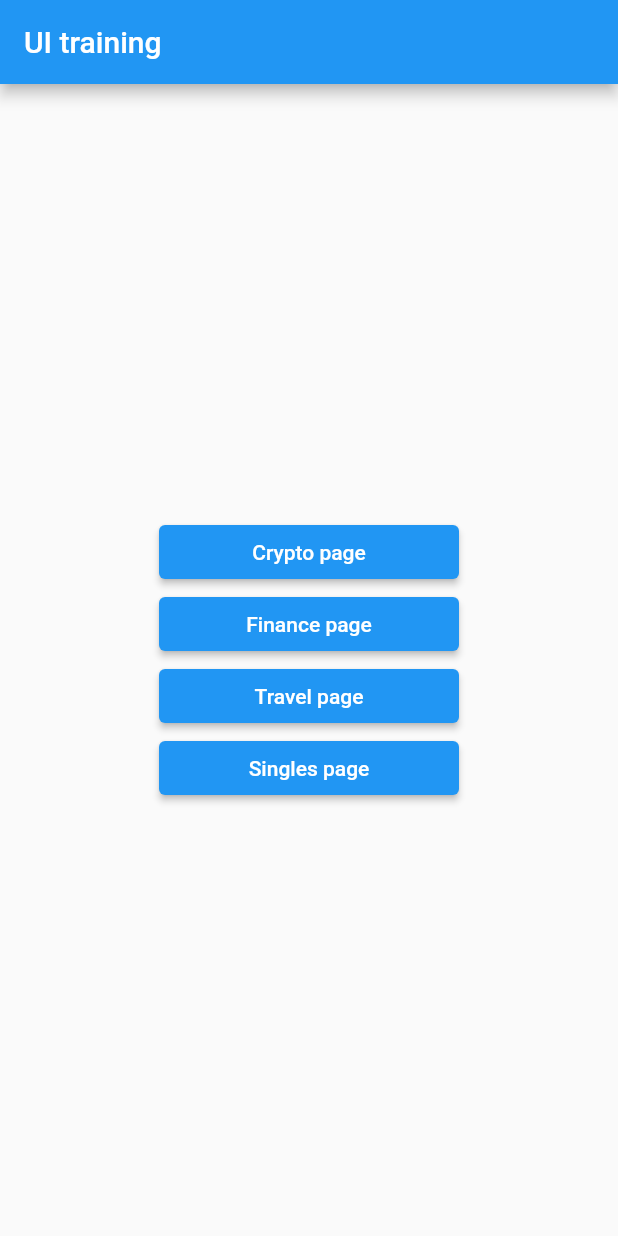
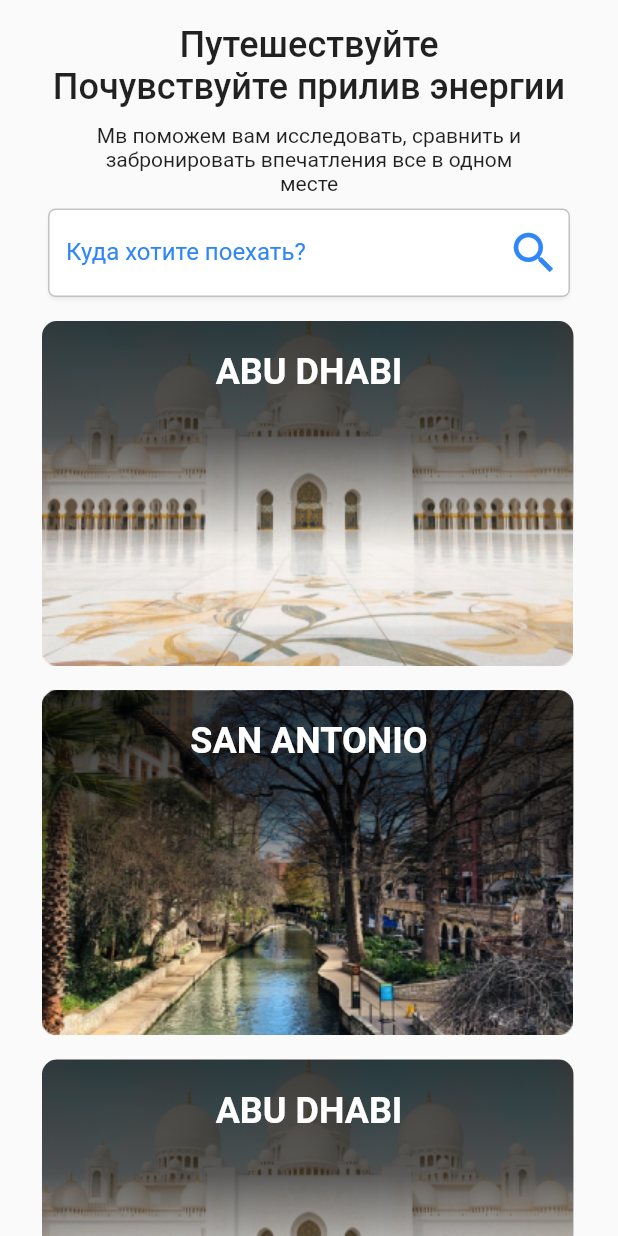
Before and after one commit to belek-aki/neobis_flutter_ui_training, a Flutter app: the screen it shows after launch, after a tap on "Travel page", on a phone screen of 412 x 824 dp. Run offline on Flutter 3.47's test engine with Material 2 defaults, Android fonts, the phone set to English and light mode, and no system bars.

Commit message:
made a travel page

```diff
--- /dev/null
+++ b/lib/data/travel/data_travel.dart
@@ -0,0 +1,25 @@
+import 'package:flutter/widgets.dart';
+import 'package:neobis_ui_training/data/travel/model.dart';
+
+class TravelImagesRepo {
+  List<WidgetImagesData> getTravelData() {
+    return [
+      WidgetImagesData(
+        title: 'ABU DHABI',
+        image: Image.asset("assets/images/img1.png"),
+      ),
+      WidgetImagesData(
+        title: 'SAN ANTONIO',
+        image: Image.asset("assets/images/img2.png"),
+      ),
+      WidgetImagesData(
+        title: 'ABU DHABI',
+        image: Image.asset("assets/images/img1.png"),
+      ),
+      WidgetImagesData(
+        title: 'SAN ANTONIO',
+        image: Image.asset("assets/images/img2.png"),
+      ),
+    ];
+  }
+}
--- /dev/null
+++ b/lib/data/travel/model.dart
@@ -0,0 +1,11 @@
+import 'package:flutter/widgets.dart';
+
+class WidgetImagesData {
+  final String title;
+  final Image image;
+
+  WidgetImagesData({
+    required this.title,
+    required this.image,
+  });
+}
--- a/lib/ui/home_page.dart
+++ b/lib/ui/home_page.dart
@@ -2,6 +2,7 @@ import 'package:flutter/material.dart';
 import 'package:neobis_ui_training/constants.dart';
 import 'package:neobis_ui_training/ui/crypto/crypto_sreen.dart';
 import 'package:neobis_ui_training/ui/finance/finance_screen.dart';
+import 'package:neobis_ui_training/ui/travel/travel_screen.dart';
 
 class HomePage extends StatelessWidget {
   const HomePage({Key? key}) : super(key: key);
@@ -43,7 +44,12 @@ class HomePage extends StatelessWidget {
             Container(
               width: kDefaultPadding * 10,
               child: ElevatedButton(
-                onPressed: () => {},
+                onPressed: () => Navigator.push(
+                  context,
+                  MaterialPageRoute(
+                    builder: (context) => TravelSreen(),
+                  ),
+                ),
                 child: Text('Travel page'),
               ),
             ),
--- /dev/null
+++ b/lib/ui/travel/search_widget.dart
@@ -0,0 +1,39 @@
+import 'package:flutter/material.dart';
+
+class SearchWidget extends StatefulWidget {
+  const SearchWidget({Key? key}) : super(key: key);
+
+  @override
+  _SearchWidgetState createState() => _SearchWidgetState();
+}
+
+class _SearchWidgetState extends State<SearchWidget> {
+  @override
+  Widget build(BuildContext context) {
+    return Container(
+      child: Card(
+        shape: RoundedRectangleBorder(
+          borderRadius: BorderRadius.circular(5.0),
+        ),
+        shadowColor: Color.fromRGBO(0, 0, 0, 0.25),
+        child: Form(
+          child: TextField(
+            decoration: InputDecoration(
+              labelText: 'Куда хотите поехать?',
+              labelStyle: TextStyle(color: Color.fromRGBO(47, 134, 249, 1)),
+              suffixIcon: Icon(
+                Icons.search,
+                color: Color.fromRGBO(47, 134, 249, 1),
+                size: 36,
+              ),
+              enabledBorder: OutlineInputBorder(
+                borderRadius: BorderRadius.all(Radius.circular(5.0)),
+                borderSide: BorderSide(color: Color.fromRGBO(194, 194, 194, 1)),
+              ),
+            ),
+          ),
+        ),
+      ),
+    );
+  }
+}
--- /dev/null
+++ b/lib/ui/travel/title_and_discription.dart
@@ -0,0 +1,46 @@
+import 'package:flutter/material.dart';
+import 'package:neobis_ui_training/constants.dart';
+
+class TitleAndDiscription extends StatelessWidget {
+  const TitleAndDiscription({Key? key}) : super(key: key);
+
+  @override
+  Widget build(BuildContext context) {
+    return Column(
+      children: [
+        Container(
+          padding: const EdgeInsets.only(top: kDefaultPadding * 0.8),
+          child: Align(
+            alignment: Alignment.center,
+            child: Text(
+              'Путешествуйте',
+              style: TextStyle(
+                fontSize: 24,
+                fontWeight: FontWeight.w500,
+              ),
+            ),
+          ),
+        ),
+        Text(
+          'Почувствуйте прилив энергии',
+          style: TextStyle(
+            fontSize: 24,
+            fontWeight: FontWeight.w500,
+          ),
+        ),
+        SizedBox(height: 10),
+        SizedBox(
+          width: 300,
+          child: Text(
+            'Мв поможем вам исследовать, сравнить и забронировать впечатления все в одном месте',
+            style: TextStyle(
+              fontSize: 14,
+              fontWeight: FontWeight.w400,
+            ),
+            textAlign: TextAlign.center,
+          ),
+        ),
+      ],
+    );
+  }
+}
--- /dev/null
+++ b/lib/ui/travel/travel_screen.dart
@@ -0,0 +1,51 @@
+import 'package:flutter/material.dart';
+import 'package:neobis_ui_training/constants.dart';
+import 'package:neobis_ui_training/data/travel/data_travel.dart';
+import 'package:neobis_ui_training/data/travel/model.dart';
+import 'package:neobis_ui_training/ui/travel/search_widget.dart';
+import 'package:neobis_ui_training/ui/travel/title_and_discription.dart';
+import 'package:neobis_ui_training/ui/travel/widget_image_and_title.dart';
+
+class TravelSreen extends StatefulWidget {
+  const TravelSreen({Key? key}) : super(key: key);
+
+  @override
+  _TravelSreenState createState() => _TravelSreenState();
+}
+
+class _TravelSreenState extends State<TravelSreen> {
+  List<WidgetImagesData> data = TravelImagesRepo().getTravelData();
+
+  @override
+  Widget build(BuildContext context) {
+    return Scaffold(
+      body: SafeArea(
+        child: SingleChildScrollView(
+          child: Container(
+            padding: EdgeInsets.symmetric(horizontal: kDefaultPadding * 1.4),
+            child: Column(
+              children: [
+                TitleAndDiscription(),
+                SizedBox(height: 5),
+                SearchWidget(),
+                SizedBox(height: kDefaultPadding * 0.6),
+                ListView.separated(
+                  scrollDirection: Axis.vertical,
+                  shrinkWrap: true,
+                  itemBuilder: (context, index) => WidgetImageAndTitle(
+                    data: data[index],
+                  ),
+                  separatorBuilder: (context, index) => Text(''),
+                  itemCount: data.length,
+                ),
+                SizedBox(
+                  height: kDefaultPadding / 2,
+                )
+              ],
+            ),
+          ),
+        ),
+      ),
+    );
+  }
+}
--- /dev/null
+++ b/lib/ui/travel/widget_image_and_title.dart
@@ -0,0 +1,49 @@
+import 'package:flutter/material.dart';
+import 'package:neobis_ui_training/constants.dart';
+import 'package:neobis_ui_training/data/travel/model.dart';
+
+class WidgetImageAndTitle extends StatelessWidget {
+  final WidgetImagesData data;
+  const WidgetImageAndTitle({Key? key, required this.data}) : super(key: key);
+
+  @override
+  Widget build(BuildContext context) {
+    return Container(
+      // padding: EdgeInsets.symmetric(horizontal: kDefaultPadding),
+      child: Stack(
+        children: [
+          SizedBox(child: data.image),
+          Container(
+            height: MediaQuery.of(context).size.width / 1.79,
+            width: MediaQuery.of(context).size.width * 0.86,
+            decoration: BoxDecoration(
+              gradient: LinearGradient(
+                begin: Alignment.topCenter,
+                end: Alignment.bottomCenter,
+                colors: [
+                  const Color(0xC0000000),
+                  const Color(0xA0000000),
+                  const Color(0x00000000),
+                  const Color(0x00000000),
+                ],
+              ),
+              borderRadius: BorderRadius.circular(10),
+            ),
+          ),
+          Center(
+            child: Padding(
+              padding: const EdgeInsets.only(top: kDefaultPadding),
+              child: Text(
+                data.title,
+                style: TextStyle(
+                    fontSize: 24,
+                    fontWeight: FontWeight.w700,
+                    color: Colors.white),
+              ),
+            ),
+          )
+        ],
+      ),
+    );
+  }
+}
```
Also changed, not shown: assets/images/img1.png (added), assets/images/img2.png (added).
